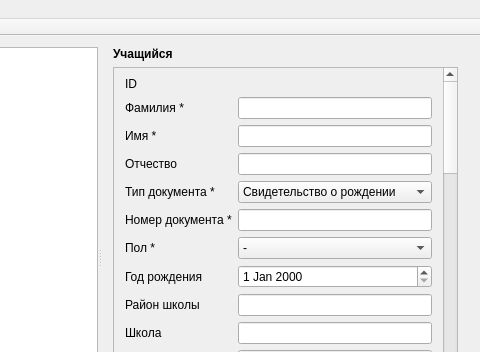
First picture: the form in mainwindow.ui, repository Domerk/UdoDB, before the edit; both pictures show x 281 to 761 and y 0 to 352 of the 761 by 498 pixel window.
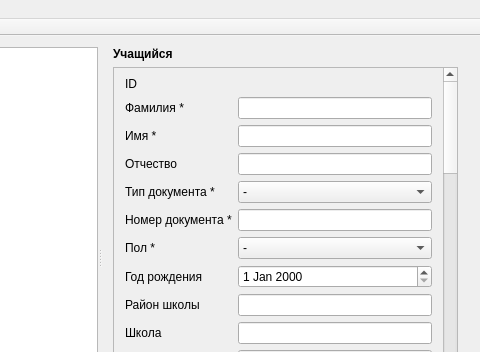
Second picture: the form after the edit. The open tabs and pages were chosen to show the change.

Commit message: Запрещено редактирование ячеек таблицы

```diff
--- a/mainwindow.ui
+++ b/mainwindow.ui
@@ -426,6 +426,11 @@
                   </item>
                   <item row="4" column="1">
                    <widget class="QComboBox" name="studDoc">
+                    <item>
+                     <property name="text">
+                      <string>-</string>
+                     </property>
+                    </item>
                     <item>
                      <property name="text">
                       <string>Свидетельство о рождении</string>
```
Left out of the diff: 16 changed lines with no effect on the pictures.
